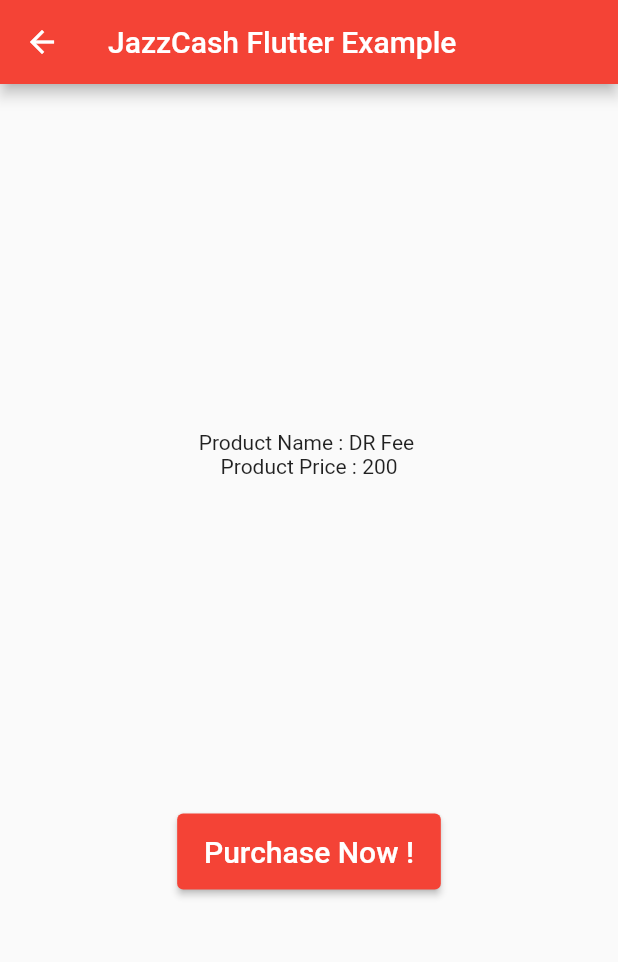
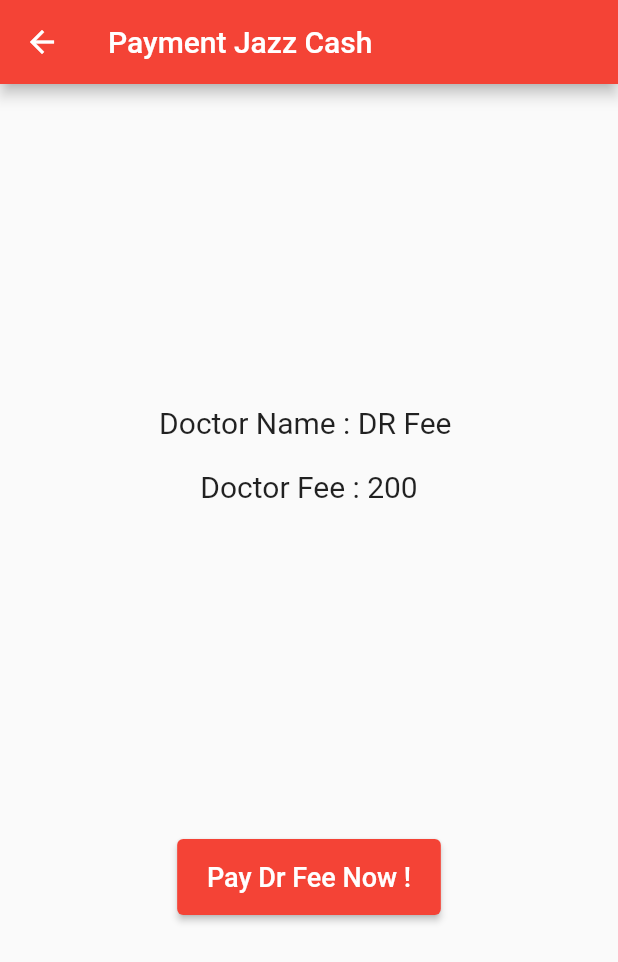
Before and after one commit to mustafanagori/Virtual-Clinic-FYP-, a Flutter app: the PaymentMethodScreen screen opened directly, on a phone screen of 412 x 824 dp. Shown: the top 962 px of the screen. Run offline on Flutter 3.47's test engine with Material 2 defaults, Android fonts, the phone set to English and light mode, and no system bars; our stand-ins replace cloud_firestore, firebase_auth, firebase_core, firebase_database, flutter_rating_bar, flutter_svg and 3 more; missing offline and left inert: dart:ffi, jazzcash_flutter, zego_uikit_prebuilt_video_conference; accounts and stored records are empty.

Commit message:
correct payment method

```diff
--- a/lib/templetes/patient_screen/payment_method.dart
+++ b/lib/templetes/patient_screen/payment_method.dart
@@ -16,7 +16,6 @@
   State<PaymentMethodScreen> createState() => _PaymentMethodScreenState();
 }
 
-
 class _PaymentMethodScreenState extends State<PaymentMethodScreen> {
   String paymentStatus = "pending";
   ProductModel productModel = ProductModel("DR Fee ", "200");
@@ -27,18 +26,26 @@
       "https://sandbox.jazzcash.com.pk/ApplicationAPI/API/Payment/DoTransaction";
   @override
   Widget build(BuildContext context) {
-
     return Scaffold(
       appBar: AppBar(
-        title: Text("JazzCash Flutter Example"),
+        title: Text("Payment Jazz Cash"),
         backgroundColor: Colors.red,
       ),
       body: Center(
         child: Column(
           mainAxisAlignment: MainAxisAlignment.center,
           children: [
-            Text("Product Name : ${productModel.productName}"),
-            Text("Product Price : ${productModel.productPrice}"),
+            Text(
+              "Doctor Name : ${productModel.productName}",
+              style: TextStyle(fontSize: 20),
+            ),
+            SizedBox(
+              height: 20,
+            ),
+            Text(
+              "Doctor Fee : ${productModel.productPrice}",
+              style: TextStyle(fontSize: 20),
+            ),
             SizedBox(
               height: getProportionateScreenHeight(220),
             ),
@@ -54,8 +61,8 @@
                     _payViaJazzCash(productModel, context);
                   },
                   child: const Text(
-                    "Purchase Now !",
-                    style: TextStyle(fontSize: 20),
+                    "Pay Dr Fee Now !",
+                    style: TextStyle(fontSize: 18),
                   )),
             )
           ],
```
